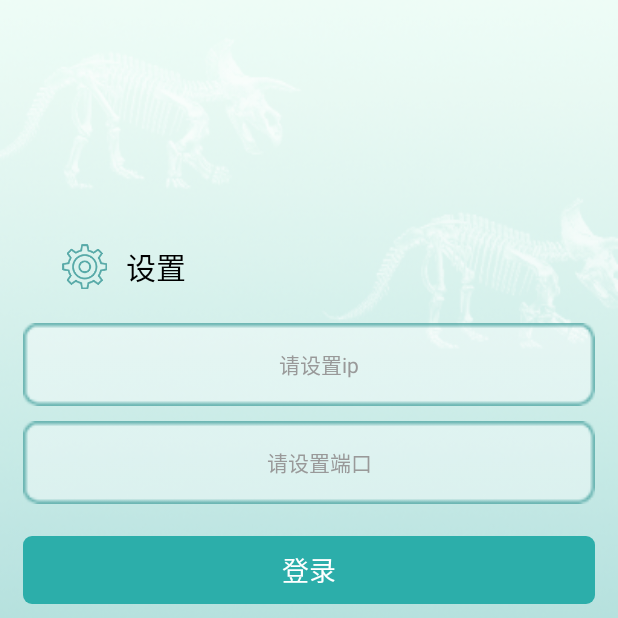
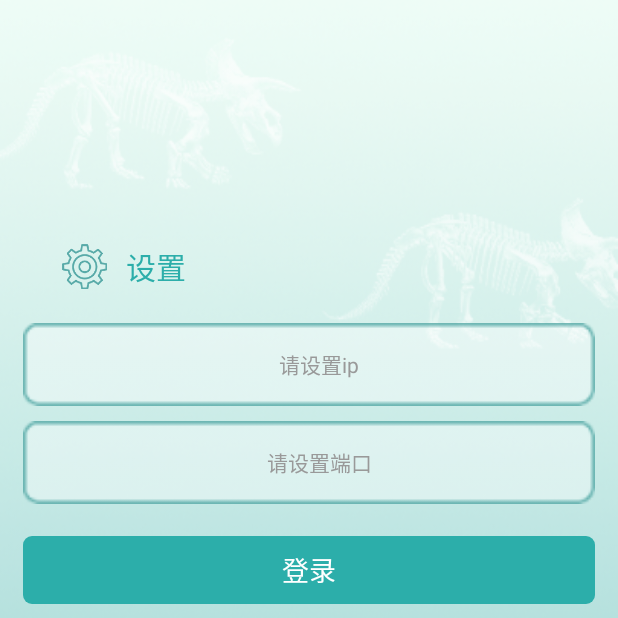
Before and after one commit to woodensheep/Paleontology, an Android app: the SettingActivity screen opened directly, with no data from a screen before it, on a phone screen of 412 x 824 dp, the top half of it. Run offline under Robolectric (Android 15) with nearby library versions, the phone set to English and light mode, and no system bars; our stand-ins replace ButterKnife.

Commit message:
登录设置页面1

```diff
--- a/app/src/main/res/layout/activity_setting.xml
+++ b/app/src/main/res/layout/activity_setting.xml
@@ -48,7 +48,7 @@
                     android:background="@null"
                     android:gravity="left|center_vertical"
                     android:text="@string/logSetting"
-                    android:textColor="@color/color_000000"
+                    android:textColor="@color/color_button"
                     android:typeface="monospace"
                     android:textSize="20dp" />
             </LinearLayout>
```
Also changed, not shown: app/src/main/ic_login_2-web.png (added).
